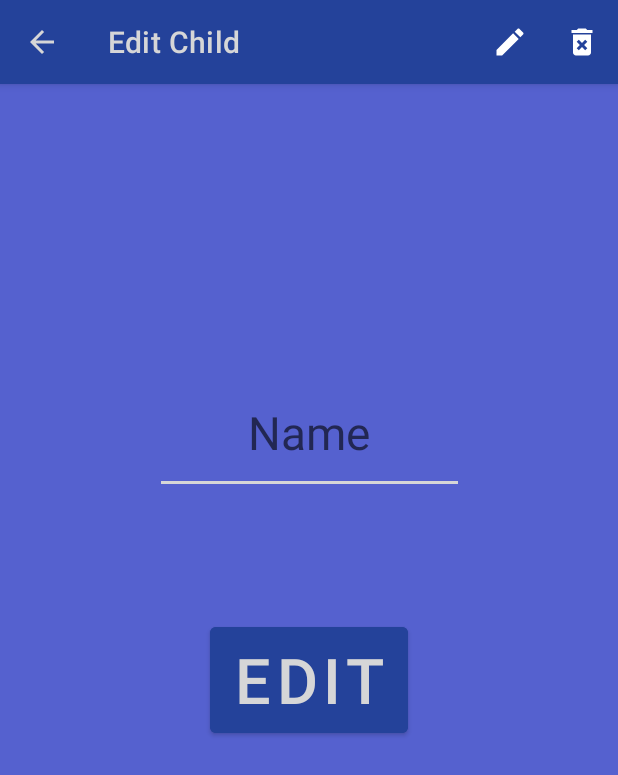
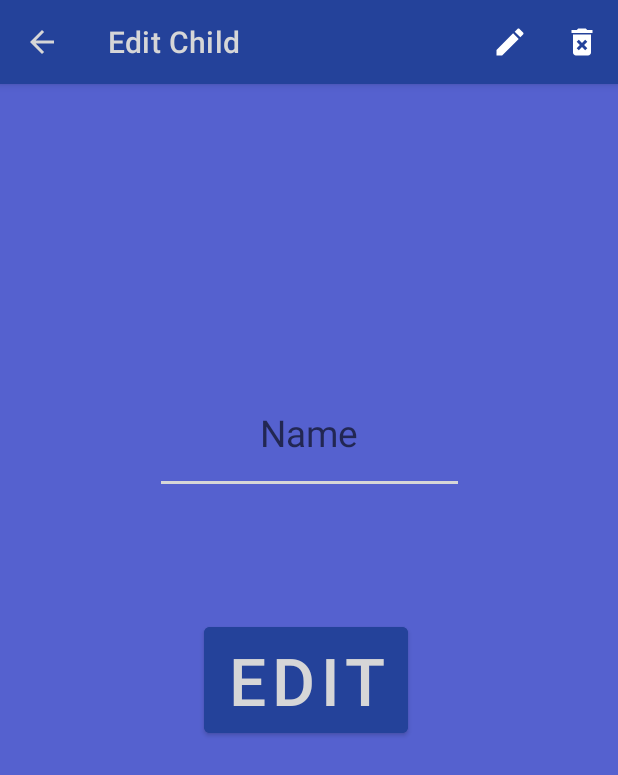
Before and after one commit to harjap60/Parent-App, an Android app: the AddChildActivity screen opened directly, with no data from a screen before it, on a phone screen of 412 x 824 dp. Shown: the top 775 px of the screen. Run offline under Robolectric (Android 15) with nearby library versions, the phone set to English and light mode, and no system bars; Roboto replaces fonts that are not available here; 2 statements that could not run were skipped.

Commit message:
Add padding to buttons
Added padding to make the buttons to look better, rather than only
text filling up the whole button

```diff
--- a/app/src/main/java/com/cmpt276/parentapp/ui/AddChildActivity.java
+++ b/app/src/main/java/com/cmpt276/parentapp/ui/AddChildActivity.java
@@ -138,7 +138,7 @@ public class AddChildActivity extends AppCompatActivity {
         childNameInput = findViewById(R.id.child_name_edit_text);
         childNameInput.setText(initialString);
         int deviceWidth = getResources().getDisplayMetrics().widthPixels;
-        childNameInput.setTextSize((deviceWidth/20f));
+        childNameInput.setTextSize((deviceWidth/25f));
 
     }
 
--- a/app/src/main/res/layout/activity_add_child.xml
+++ b/app/src/main/res/layout/activity_add_child.xml
@@ -94,11 +94,10 @@
         android:autoSizeTextType="uniform"
         android:backgroundTint="?colorPrimaryVariant"
         android:gravity="center"
-        android:maxLines="1"
-
+        android:padding="5dp"
         android:text="@string/add_child_button_text"
-        app:layout_constraintStart_toStartOf="@id/guideline_start_button_add_child"
-        app:layout_constraintEnd_toEndOf="@id/guideline_end_button_add_child"
+        app:layout_constraintStart_toEndOf="@id/guideline_start_button_add_child"
+        app:layout_constraintEnd_toStartOf="@id/guideline_end_button_add_child"
         app:layout_constraintTop_toTopOf="@id/guideline_top_button_add_child"
         app:layout_constraintBottom_toBottomOf="@id/guideline_bottom_button_add_child"/>
 
@@ -114,7 +113,7 @@
         android:layout_width="wrap_content"
         android:layout_height="wrap_content"
         android:orientation="vertical"
-        app:layout_constraintGuide_percent="0.34" />
+        app:layout_constraintGuide_percent="0.33" />
 
     <androidx.constraintlayout.widget.Guideline
         android:id="@+id/guideline_end_button_add_child"
--- a/app/src/main/res/layout/activity_flip.xml
+++ b/app/src/main/res/layout/activity_flip.xml
@@ -110,7 +110,7 @@
         android:autoSizeTextType="uniform"
         android:backgroundTint="?colorPrimaryVariant"
         android:gravity="center"
-
+        android:padding="5dp"
         android:text="@string/heads"
         android:textColor="?colorOnPrimary"
         app:layout_constraintBottom_toTopOf="@+id/coin_flip_button_top_guideline"
@@ -130,6 +130,7 @@
         android:autoSizeTextType="uniform"
         android:backgroundTint="?colorPrimaryVariant"
         android:gravity="center"
+        android:padding="5dp"
         android:text="@string/tails"
         android:textColor="?colorOnPrimary"
         app:layout_constraintBottom_toBottomOf="@+id/user_choice_heads_button"
@@ -165,7 +166,7 @@
         android:autoSizeStepGranularity="2sp"
         android:autoSizeTextType="uniform"
         android:backgroundTint="?colorPrimaryVariant"
-        android:maxLines="1"
+        android:padding="5dp"
         android:text="@string/history_of_flips"
         android:textColor="?colorOnPrimary"
         app:layout_constraintBottom_toTopOf="@id/flip_history_button_bottom_guideline"
```
